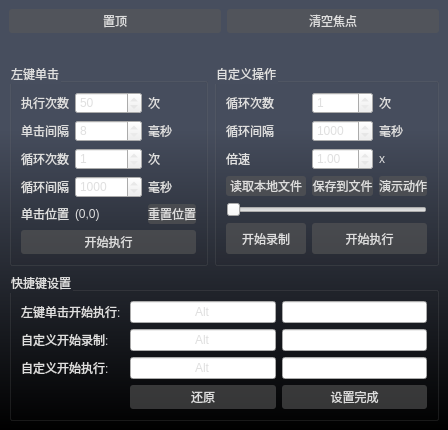
First picture: the form in sourceCode/QuickMacro/QMO.ui, repository William-chenzy/AbilityTree, before the edit.
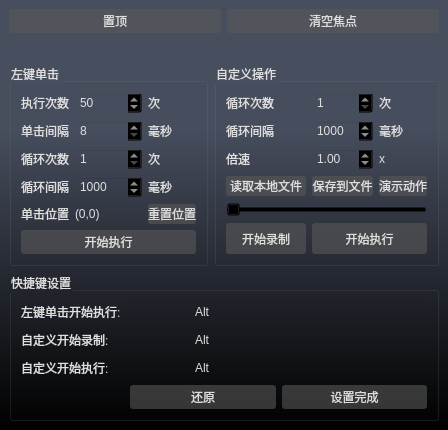
Second picture: the form after the edit.

Diff of the .ui file:
```diff
--- a/sourceCode/QuickMacro/QMO.ui
+++ b/sourceCode/QuickMacro/QMO.ui
@@ -21,7 +21,7 @@
   </property>
   <property name="styleSheet">
    <string notr="true">#centralwidget{background: qlineargradient(x1:1,y1:1,x2:1,y2:0,stop:0 #000000, stop:0.7 #474e5e);}
-QWidget{color: rgb(223, 223, 223);}
+QWidget{color: rgb(223, 223, 223);background-color:transparent;}
 QPushButton{border-radius: 3px;border:0px solid transparent;background-color:rgba(88,88,88,150);color:#DDDDDD;height:24;}
 QPushButton:hover{background: qlineargradient(x1:1,y1:1,x2:1,y2:0,stop:0 #f4716e, stop:0.5 transparent);}
 QPushButton:pressed{background: qlineargradient(x1:1,y1:1,x2:1,y2:0,stop:0 #42f875, stop:0.5 transparent);}
```
